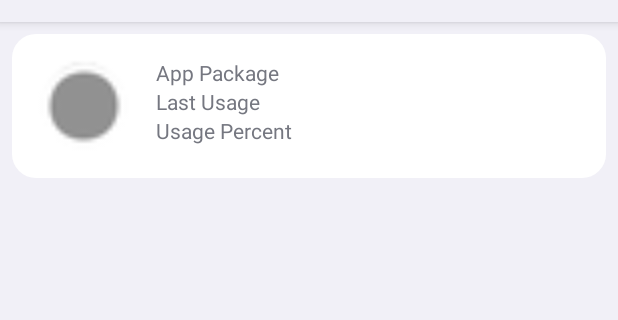
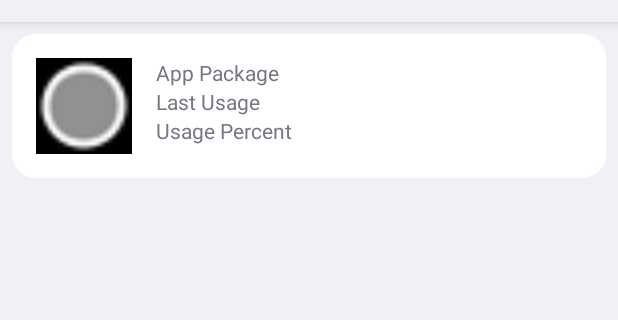
Before and after one commit to ase21/GetApplicationLastTimeUsage, an Android app: the layout item_app.xml on its own in the app's theme, with its tools: preview values and no code run, on a phone screen of 412 x 824 dp, the part 62-382 px from its top. Run offline under Robolectric (Android 15) with nearby library versions, the phone set to English and light mode, and no system bars.

Commit message:
проба пера

```diff
--- /dev/null
+++ b/app/src/main/java/com/asefactory/getapplicationlasttimeusage/ui/customView/CircleImageView.kt
@@ -0,0 +1,128 @@
+package com.asefactory.getapplicationlasttimeusage.ui.customView
+
+import android.content.Context
+import android.graphics.Bitmap
+import android.graphics.Canvas
+import android.graphics.Color
+import android.graphics.Paint
+import android.graphics.PorterDuff
+import android.graphics.PorterDuffXfermode
+import android.graphics.Rect
+import android.util.AttributeSet
+import android.util.Log
+import androidx.annotation.ColorInt
+import androidx.annotation.Px
+import androidx.core.graphics.drawable.toBitmap
+import androidx.core.graphics.toRectF
+import com.asefactory.getapplicationlasttimeusage.R
+
+class CircleImageView @JvmOverloads constructor(
+    context: Context,
+    attrs: AttributeSet? = null,
+    defStyleAttr: Int = 0,
+) : androidx.appcompat.widget.AppCompatImageView(
+    context, attrs, defStyleAttr
+) {
+
+    @Px
+    var borderWidth: Float = dpToPx(context, DEFAULT_BORDER_WIDTH)
+
+    @ColorInt
+    var borderColor: Int = DEFAULT_BORDER_COLOR
+    var isBorderUsed: Boolean = DEFAULT_IS_BORDER_USED
+
+    val maskPaint = Paint(Paint.ANTI_ALIAS_FLAG)
+    val viewRect = Rect()
+    lateinit var resultBm : Bitmap
+    lateinit var maskBm : Bitmap
+    lateinit var srcBm : Bitmap
+
+    init {
+        attrs?.let {
+            val typedArray = context.obtainStyledAttributes(attrs, R.styleable.CircleImageView)
+            borderWidth = typedArray.getDimension(
+                R.styleable.CircleImageView_cav_borderWidth,
+                dpToPx(context, DEFAULT_BORDER_WIDTH)
+            )
+
+            borderColor = typedArray.getColor(
+                R.styleable.CircleImageView_cav_borderColor,
+                DEFAULT_BORDER_COLOR
+            )
+
+            isBorderUsed = typedArray.getBoolean(
+                R.styleable.CircleImageView_cav_is_border_used,
+                DEFAULT_IS_BORDER_USED
+            )
+        }
+        scaleType = ScaleType.CENTER_CROP
+        setup()
+    }
+
+    private fun setup() {
+        with(maskPaint){
+            color = Color.RED
+            style = Paint.Style.FILL
+        }
+    }
+
+    override fun onMeasure(widthMeasureSpec: Int, heightMeasureSpec: Int) {
+        super.onMeasure(widthMeasureSpec, heightMeasureSpec)
+        Log.d("CircleImageView", "onMeasure: ")
+        val initSize = resolveDefaultSize(widthMeasureSpec)
+        setMeasuredDimension(initSize, initSize)
+    }
+
+    private fun resolveDefaultSize(spec: Int): Int {
+        return when (spec) {
+            MeasureSpec.UNSPECIFIED -> dpToPx(context, DEFAULT_SIZE).toInt()
+            else -> MeasureSpec.getSize(spec)
+        }
+    }
+
+    private fun dpToPx(context: Context, dp: Int): Float {
+        return dp.toFloat() * context.resources.displayMetrics.density
+    }
+
+    override fun onSizeChanged(w: Int, h: Int, oldw: Int, oldh: Int) {
+        super.onSizeChanged(w, h, oldw, oldh)
+        Log.d("CircleImageView", "onSizeChanged: ")
+        if (w == 0) return
+        with(viewRect){
+            left = 0
+            top=0
+            right=w
+            bottom=h
+        }
+        prepareBitmaps(w, h)
+    }
+
+    private fun prepareBitmaps(w: Int, h: Int) {
+        maskBm = Bitmap.createBitmap(w, h, Bitmap.Config.ALPHA_8)
+
+        val maskCanvas = Canvas(maskBm)
+        maskCanvas.drawOval(viewRect.toRectF(), maskPaint)
+        maskPaint.xfermode = PorterDuffXfermode(PorterDuff.Mode.SRC_IN)
+
+
+
+    }
+
+    override fun onDraw(canvas: Canvas) {
+        super.onDraw(canvas)
+        Log.d("CircleImageView", "onDraw: ")
+        drawable?.let {
+            srcBm = drawable.toBitmap(viewRect.width(), viewRect.width(),Bitmap.Config.ARGB_8888)
+            canvas.drawBitmap(maskBm, viewRect, viewRect, null)
+            canvas.drawBitmap(srcBm, viewRect, viewRect, maskPaint)
+        }
+
+    }
+
+    companion object {
+        private const val DEFAULT_BORDER_COLOR = Color.WHITE
+        private const val DEFAULT_BORDER_WIDTH = 2
+        private const val DEFAULT_SIZE = 120
+        private const val DEFAULT_IS_BORDER_USED = false
+    }
+}
--- a/app/src/main/res/layout/item_app.xml
+++ b/app/src/main/res/layout/item_app.xml
@@ -8,13 +8,13 @@
     android:layout_margin="8dp"
     android:background="@drawable/card_background_corners">
 
-    <ImageView
+    <com.asefactory.getapplicationlasttimeusage.ui.customView.CircleImageView
         android:id="@+id/application_icon_image_view"
         android:layout_width="64dp"
         android:layout_height="64dp"
         android:layout_margin="8dp"
-        android:elevation="4dp"
-        tools:src="@android:drawable/presence_invisible" />
+        android:elevation="10dp"
+        android:src="@android:drawable/presence_invisible" />
 
     <LinearLayout
         android:layout_width="match_parent"
--- /dev/null
+++ b/app/src/main/res/values/attrs.xml
@@ -0,0 +1,8 @@
+<?xml version="1.0" encoding="utf-8"?>
+<resources>
+    <declare-styleable name="CircleImageView">
+        <attr name="cav_is_border_used" format="boolean"/>
+        <attr name="cav_borderColor" format="color"/>
+        <attr name="cav_borderWidth" format="dimension"/>
+    </declare-styleable>
+</resources>
```
